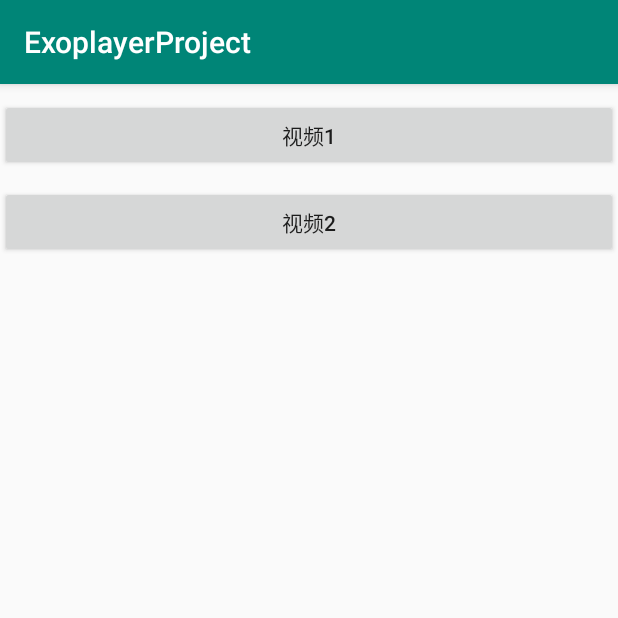
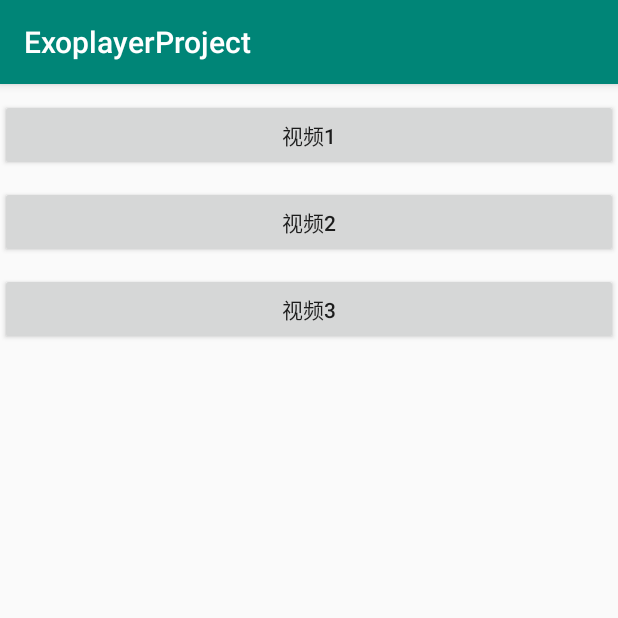
Before and after one commit to dawei1980/AndroidNettySocketIOControlExoplayer, an Android app: the screen it shows after launch (MainActivity), on a phone screen of 412 x 824 dp, the top half of it. Run offline under Robolectric (Android 15) with nearby library versions, the phone set to English and light mode, and no system bars; our stand-ins replace ButterKnife.

Commit message:
Change name

```diff
--- a/app/src/main/AndroidManifest.xml
+++ b/app/src/main/AndroidManifest.xml
@@ -33,7 +33,7 @@
             </intent-filter>
         </activity>
 
-        <activity android:name=".ExoPlayerVideoActivity">
+        <activity android:name=".ExoPlayerActivity">
             <intent-filter>
                 <action android:name="android.intent.action.VIEW"/>
                 <category android:name="android.intent.category.DEFAULT"/>
@@ -48,7 +48,7 @@
             </intent-filter>
         </activity>
 
-        <activity android:name=".GoogleVideoActivity">
+        <activity android:name=".GoogleExoplayerActivity">
             <intent-filter>
                 <action android:name="android.intent.action.VIEW"/>
                 <category android:name="android.intent.category.DEFAULT"/>
--- a/app/src/main/java/com/exoplayer/demo/ExoPlayerVideoActivity.java
+++ b/app/src/main/java/com/exoplayer/demo/ExoPlayerActivity.java
@@ -8,7 +8,6 @@ import android.widget.Toast;
 
 import androidx.appcompat.app.AppCompatActivity;
 
-import com.exoplayer.demo.entity.VideoInfo;
 import com.google.android.exoplayer2.ExoPlayerFactory;
 import com.google.android.exoplayer2.SimpleExoPlayer;
 import com.google.android.exoplayer2.extractor.DefaultExtractorsFactory;
@@ -38,7 +37,7 @@ import io.socket.client.IO;
 import io.socket.client.Socket;
 import io.socket.emitter.Emitter;
 
-public class ExoPlayerVideoActivity extends AppCompatActivity {
+public class ExoPlayerActivity extends AppCompatActivity {
 
     public static final String VIDEO_URL = "https://storage.googleapis.com/exoplayer-test-media-1/mkv/android-screens-lavf-56.36.100-aac-avc-main-1280x720.mkv";
 
@@ -72,7 +71,7 @@ public class ExoPlayerVideoActivity extends AppCompatActivity {
     @Override
     protected void onCreate(Bundle savedInstanceState) {
         super.onCreate(savedInstanceState);
-        setContentView(R.layout.activity_exo_video);
+        setContentView(R.layout.activity_exoplayer);
 
         ButterKnife.bind(this);
 
--- a/app/src/main/res/layout/activity_main.xml
+++ b/app/src/main/res/layout/activity_main.xml
@@ -17,4 +17,11 @@
         android:layout_height="wrap_content"
         android:text="@string/btn_2"
         android:layout_marginTop="10dp"/>
+
+    <Button
+        android:id="@+id/video_btn_3"
+        android:layout_width="match_parent"
+        android:layout_height="wrap_content"
+        android:text="@string/btn_3"
+        android:layout_marginTop="10dp"/>
 </LinearLayout>
--- a/app/src/main/res/values/strings.xml
+++ b/app/src/main/res/values/strings.xml
@@ -2,6 +2,7 @@
 
     <string name="btn_1">视频1</string>
     <string name="btn_2">视频2</string>
+    <string name="btn_3">视频3</string>
     <string name="back_text">返回</string>
 
     <string name="app_name">ExoplayerProject</string>
```
Also changed, not shown: app/src/main/java/com/exoplayer/demo/GoogleExoplayerActivity.java (renamed from app/src/main/java/com/exoplayer/demo/GoogleVideoActivity.java, +5 -7 lines), app/src/main/java/com/exoplayer/demo/MainActivity.java (+7 -3 lines), app/src/main/res/layout/activity_exoplayer_test.xml (added, +23 -0 lines), app/src/main/res/layout/activity_exoplayer.xml (renamed from app/src/main/res/layout/activity_exo_video.xml), app/src/main/res/layout/activity_exoplayer_google.xml (renamed from app/src/main/res/layout/activity_google_video.xml).
